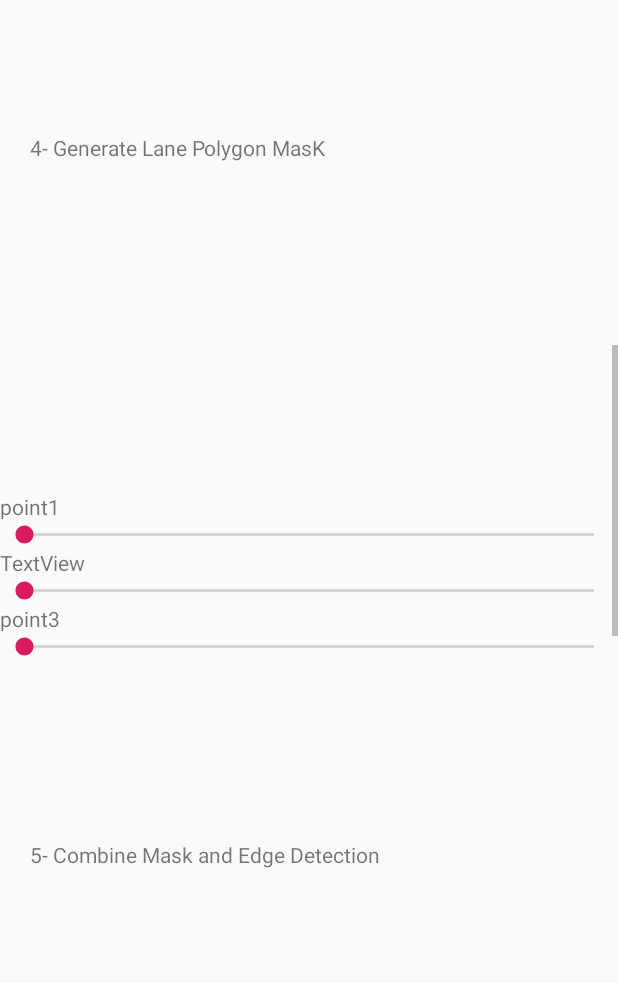
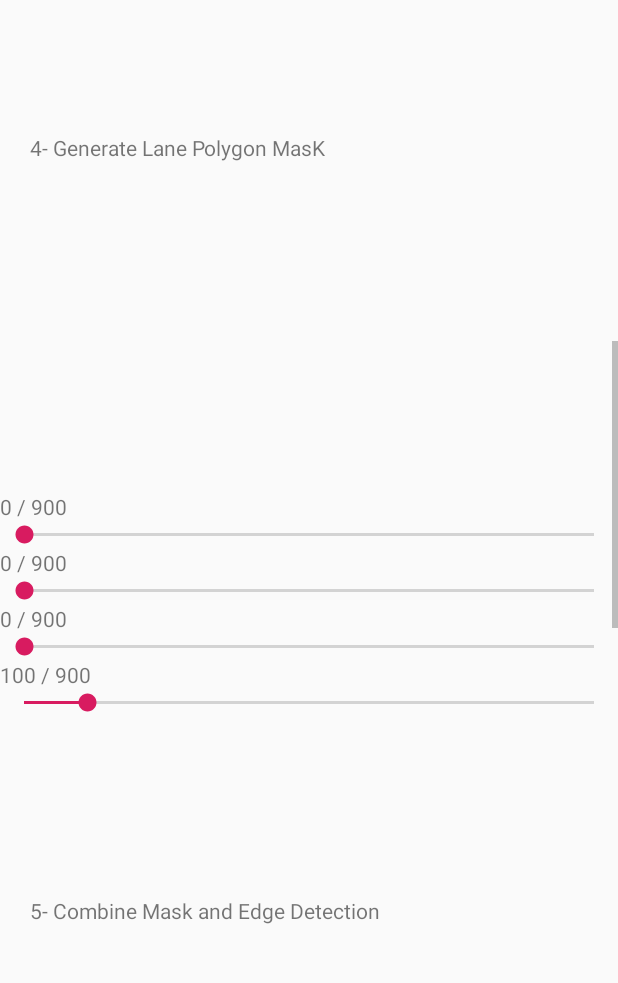
Before and after one commit to okghaith/openCV2GRay, an Android app: the screen it shows after launch (MainActivity), scrolled down 1074 dp, on a phone screen of 412 x 824 dp, the part 145-1128 px from its top. Run offline under Robolectric (Android 15) with nearby library versions, the phone set to English and light mode, and no system bars; 1 statement that could not run was skipped.

Commit message:
ADD: seekBar for poly

```diff
--- a/app/src/main/java/com/example/kwt/camera3/MainActivity.java
+++ b/app/src/main/java/com/example/kwt/camera3/MainActivity.java
@@ -81,9 +81,9 @@ public class MainActivity extends AppCompatActivity implements CvCameraViewListe
 
 
     //Seekbar variables
-    TextView text_canny_threshold1, text_canny_threshold2, text_hough_threshold,text_hough_minLength,text_hough_maxGap,text_poly_point1,text_poly_point2,text_poly_point3;
-    SeekBar seek_canny_threshold1, seek_canny_threshold2, seek_hough_threshold,seek_hough_minLength,seek_hough_maxGap,seek_poly_point1,seek_poly_point2,seek_poly_point3;
-    public int canny_threshold1, canny_threshold2, hough_threshold,hough_minLength,hough_maxGap;
+    TextView text_canny_threshold1, text_canny_threshold2, text_hough_threshold, text_hough_minLength, text_hough_maxGap, textViewPolyX1, textViewPolyX2, textViewPolyX3, textViewPolyX4;
+    SeekBar seek_canny_threshold1, seek_canny_threshold2, seek_hough_threshold, seek_hough_minLength, seek_hough_maxGap, seekBarX1Poly, seekBarX2Poly, seekBarX3Poly, seekBarX4Poly;
+    public int canny_threshold1, canny_threshold2, hough_threshold, hough_minLength, hough_maxGap, PolyX1, PolyX2, PolyX3,PolyX4, camWidth, camHeight;
     private Bitmap bmpBlack;
 
 
@@ -128,6 +128,8 @@ public class MainActivity extends AppCompatActivity implements CvCameraViewListe
         imageView_mask = findViewById(R.id.imageView_Mask);
         imageView_maskCanny = findViewById(R.id.imageView_maskCanny);
 
+        //Import Black Image and Convert to Bmp
+        blackImgInit();
 
         //Canny Seek bars
         cannySeekBars();
@@ -135,18 +137,112 @@ public class MainActivity extends AppCompatActivity implements CvCameraViewListe
         //HoughLineP Seekbars
         houghLinePSeekbars();
 
-        //Import Black Image and Convert to Bmp
-        blackImgInit();
+        //Poly Triangle Seekbars
+        polySeekbars();
+
 
         //Initialize textViews + Register Broadcast Receiver
         accelInit();
 
     }
 
+    private void polySeekbars() {
+        seekBarX1Poly = findViewById(R.id.seekBarX1Poly);
+        seekBarX1Poly.setMax(900);
+        textViewPolyX1 = findViewById(R.id.textViewPolyX1);
+        textViewPolyX1.setText(seekBarX1Poly.getProgress() + " / " + seekBarX1Poly.getMax());
+        seekBarX1Poly.setOnSeekBarChangeListener(new SeekBar.OnSeekBarChangeListener() {
+            @Override
+            public void onProgressChanged(SeekBar seekBar, int progress, boolean fromUser) {
+                PolyX1 = progress;
+                textViewPolyX1.setText(progress + " / " + seekBarX1Poly.getMax());
+            }
+
+            @Override
+            public void onStartTrackingTouch(SeekBar seekBar) {
+
+            }
+
+            @Override
+            public void onStopTrackingTouch(SeekBar seekBar) {
+
+            }
+        });
+
+        seekBarX2Poly = findViewById(R.id.seekBarX2Poly);
+        seekBarX2Poly.setMax(900);
+        textViewPolyX2 = findViewById(R.id.textViewPolyX2);
+        textViewPolyX2.setText(seekBarX2Poly.getProgress() + " / " + seekBarX2Poly.getMax());
+        seekBarX2Poly.setOnSeekBarChangeListener(new SeekBar.OnSeekBarChangeListener() {
+            @Override
+            public void onProgressChanged(SeekBar seekBar, int progress, boolean fromUser) {
+                PolyX2 = progress;
+                textViewPolyX2.setText(progress + " / " + seekBarX2Poly.getMax());
+            }
+
+            @Override
+            public void onStartTrackingTouch(SeekBar seekBar) {
+
+            }
+
+            @Override
+            public void onStopTrackingTouch(SeekBar seekBar) {
+
+            }
+        });
+
+
+        seekBarX3Poly = findViewById(R.id.seekBarX3Poly);
+        seekBarX3Poly.setMax(900);
+        textViewPolyX3 = findViewById(R.id.textViewPolyX3);
+        textViewPolyX3.setText(seekBarX3Poly.getProgress() + " / " + seekBarX3Poly.getMax());
+        seekBarX3Poly.setOnSeekBarChangeListener(new SeekBar.OnSeekBarChangeListener() {
+            @Override
+            public void onProgressChanged(SeekBar seekBar, int progress, boolean fromUser) {
+                PolyX3 = progress;
+                textViewPolyX3.setText(progress + " / " + seekBarX3Poly.getMax());
+            }
+
+            @Override
+            public void onStartTrackingTouch(SeekBar seekBar) {
+
+            }
+
+            @Override
+            public void onStopTrackingTouch(SeekBar seekBar) {
+
+            }
+        });
+
+
+        seekBarX4Poly = findViewById(R.id.seekBarX4Poly);
+        seekBarX4Poly.setMax(900);
+        seekBarX4Poly.setProgress(100);
+        textViewPolyX4 = findViewById(R.id.textViewPolyX4);
+        textViewPolyX4.setText(seekBarX4Poly.getProgress() + " / " + seekBarX4Poly.getMax());
+        seekBarX4Poly.setOnSeekBarChangeListener(new SeekBar.OnSeekBarChangeListener() {
+            @Override
+            public void onProgressChanged(SeekBar seekBar, int progress, boolean fromUser) {
+                PolyX4 = progress;
+                textViewPolyX4.setText(progress + " / " + seekBarX4Poly.getMax());
+            }
+
+            @Override
+            public void onStartTrackingTouch(SeekBar seekBar) {
+
+            }
+
+            @Override
+            public void onStopTrackingTouch(SeekBar seekBar) {
+
+            }
+        });
+    }
+
     private void blackImgInit() {
         //upload black pic
         InputStream stream = null;
-        Uri uri = Uri.parse("android.resource://" + getPackageName() +"/"+ R.drawable.black_640_360);
+        Uri uri = Uri.parse("android.resource://" + getPackageName() + "/" + R.drawable.black_640_360);
         try {
             stream = getContentResolver().openInputStream(uri);
         } catch (FileNotFoundException e) {
@@ -161,9 +257,9 @@ public class MainActivity extends AppCompatActivity implements CvCameraViewListe
     private void accelInit() {
 
         //Accel textviews
-        textXval =(TextView)findViewById(R.id.xValue);
-        textYval =(TextView)findViewById(R.id.yValue);
-        textZval =(TextView)findViewById(R.id.zValue);
+        textXval = (TextView) findViewById(R.id.xValue);
+        textYval = (TextView) findViewById(R.id.yValue);
+        textZval = (TextView) findViewById(R.id.zValue);
         textLongLat = (TextView) findViewById(R.id.LongLat);
 
         //Receives X,Y,Z values from ShakerListener broadcast
@@ -171,9 +267,9 @@ public class MainActivity extends AppCompatActivity implements CvCameraViewListe
             @Override
             public void onReceive(Context context, Intent intent) {
 
-                textXval.setText("textXval: " +  intent.getExtras().getFloat("textXval"));
-                textYval.setText("textYval: " +   intent.getExtras().getFloat("textYval"));
-                textZval.setText("textZval: " +  intent.getExtras().getFloat("textZval"));
+                textXval.setText("textXval: " + intent.getExtras().getFloat("textXval"));
+                textYval.setText("textYval: " + intent.getExtras().getFloat("textYval"));
+                textZval.setText("textZval: " + intent.getExtras().getFloat("textZval"));
 
             }
         };
@@ -182,8 +278,8 @@ public class MainActivity extends AppCompatActivity implements CvCameraViewListe
         registerReceiver(sensorXYZUpdate, new IntentFilter("com.example.kwt.accelerometer.XYZDATA"));
 
 
-        final Button serviceB=(Button)findViewById(R.id.serviceB);
-        accelServiceFlag =1;
+        final Button serviceB = (Button) findViewById(R.id.serviceB);
+        accelServiceFlag = 1;
         serviceB.setOnClickListener(new View.OnClickListener() {
             @Override
             public void onClick(View v) {
@@ -204,17 +300,17 @@ public class MainActivity extends AppCompatActivity implements CvCameraViewListe
     }
 
     private void houghLinePSeekbars() {
-        seek_hough_threshold = (SeekBar)this.findViewById(R.id.seekBar3);
-        seek_hough_minLength = (SeekBar)this.findViewById(R.id.seekBar4);
-        seek_hough_maxGap = (SeekBar)this.findViewById(R.id.seekBar5);
+        seek_hough_threshold = (SeekBar) this.findViewById(R.id.seekBar3);
+        seek_hough_minLength = (SeekBar) this.findViewById(R.id.seekBar4);
+        seek_hough_maxGap = (SeekBar) this.findViewById(R.id.seekBar5);
 
-        text_hough_threshold=(TextView)findViewById(R.id.textView3);
+        text_hough_threshold = (TextView) findViewById(R.id.textView3);
         text_hough_threshold.setText(seek_hough_threshold.getProgress() + " / " + seek_hough_threshold.getMax());
 
-        text_hough_minLength=(TextView)findViewById(R.id.textView4);
+        text_hough_minLength = (TextView) findViewById(R.id.textView4);
         text_hough_minLength.setText(seek_hough_minLength.getProgress() + " / " + seek_hough_minLength.getMax());
 
-        text_hough_maxGap=(TextView)findViewById(R.id.textView5);
+        text_hough_maxGap = (TextView) findViewById(R.id.textView5);
         text_hough_maxGap.setText(seek_hough_maxGap.getProgress() + " / " + seek_hough_maxGap.getMax());
 
         seek_hough_threshold.setOnSeekBarChangeListener(new SeekBar.OnSeekBarChangeListener() {
@@ -273,8 +369,8 @@ public class MainActivity extends AppCompatActivity implements CvCameraViewListe
     }
 
     private void cannySeekBars() {
-        seek_canny_threshold1 =(SeekBar)this.findViewById(R.id.seekBar1);
-        seek_canny_threshold2 =(SeekBar)this.findViewById(R.id.seekBar2);
+        seek_canny_threshold1 = (SeekBar) this.findViewById(R.id.seekBar1);
+        seek_canny_threshold2 = (SeekBar) this.findViewById(R.id.seekBar2);
 
         text_canny_threshold1 = (TextView) findViewById(R.id.textView1);
         text_canny_threshold1.setText(seek_canny_threshold1.getProgress() + " / " + seek_canny_threshold1.getMax());
@@ -303,7 +399,7 @@ public class MainActivity extends AppCompatActivity implements CvCameraViewListe
         seek_canny_threshold2.setOnSeekBarChangeListener(new SeekBar.OnSeekBarChangeListener() {
             @Override
             public void onProgressChanged(SeekBar seekBar, int progress, boolean fromUser) {
-                canny_threshold2 =progress;
+                canny_threshold2 = progress;
                 text_canny_threshold2.setText(progress + " / " + seek_canny_threshold2.getMax());
             }
 
@@ -322,8 +418,7 @@ public class MainActivity extends AppCompatActivity implements CvCameraViewListe
     @Override
     protected void onPause() {
         super.onPause();
-        if(mOpenCvCameraView!=null)
-        {
+        if (mOpenCvCameraView != null) {
             mOpenCvCameraView.disableView();
         }
     }
@@ -331,12 +426,9 @@ public class MainActivity extends AppCompatActivity implements CvCameraViewListe
     @Override
     protected void onResume() {
         super.onResume();
-        if(!OpenCVLoader.initDebug())
-        {
-            Toast.makeText(getApplicationContext(),"openCV did not Loaded successfully",Toast.LENGTH_SHORT).show();
-        }
-        else
-        {
+        if (!OpenCVLoader.initDebug()) {
+            Toast.makeText(getApplicationContext(), "openCV did not Loaded successfully", Toast.LENGTH_SHORT).show();
+        } else {
             mLoaderCallback.onManagerConnected(BaseLoaderCallback.SUCCESS);
         }
     }
@@ -344,29 +436,34 @@ public class MainActivity extends AppCompatActivity implements CvCameraViewListe
     @Override
     protected void onDestroy() {
         super.onDestroy();
-        if(mOpenCvCameraView!=null)
-        {
+        if (mOpenCvCameraView != null) {
             mOpenCvCameraView.disableView();
         }
     }
 
     public void onCameraViewStarted(int width, int height) {
         //H360:,W:640
-        grayBitmap = Bitmap.createBitmap(width,height,Bitmap.Config.RGB_565);
-        cannyBitmap = Bitmap.createBitmap(width,height,Bitmap.Config.RGB_565);
-        houghBitmap =  Bitmap.createBitmap(width,height,Bitmap.Config.RGB_565);
-        maskBitmap =   Bitmap.createBitmap(width,height,Bitmap.Config.RGB_565);
-        masked_cannyBitmap =  Bitmap.createBitmap(width,height,Bitmap.Config.RGB_565);
+        camHeight = height;
+        camWidth = width;
+        grayBitmap = Bitmap.createBitmap(width, height, Bitmap.Config.RGB_565);
+        cannyBitmap = Bitmap.createBitmap(width, height, Bitmap.Config.RGB_565);
+        houghBitmap = Bitmap.createBitmap(width, height, Bitmap.Config.RGB_565);
+        maskBitmap = Bitmap.createBitmap(width, height, Bitmap.Config.RGB_565);
+        masked_cannyBitmap = Bitmap.createBitmap(width, height, Bitmap.Config.RGB_565);
 
-        mRgba = new Mat(width,height,CvType.CV_8UC4);
-        gray = new Mat(width,height,CvType.CV_8SC1);
-        canny = new Mat(width,height,CvType.CV_8SC1);
-        hough = new Mat(width,height,CvType.CV_8SC1);
-        masked_canny =  new Mat(width,height,CvType.CV_8SC1);
-        mask  = new Mat(width,height,CvType.CV_8SC1);
+        mRgba = new Mat(width, height, CvType.CV_8UC4);
+        gray = new Mat(width, height, CvType.CV_8SC1);
+        canny = new Mat(width, height, CvType.CV_8SC1);
+        hough = new Mat(width, height, CvType.CV_8SC1);
+        masked_canny = new Mat(width, height, CvType.CV_8SC1);
+        mask = new Mat(width, height, CvType.CV_8SC1);
+        resetBlackImage();
+
+    }
+
+    private void resetBlackImage() {
         Utils.bitmapToMat(bmpBlack, mask);
-        Imgproc.cvtColor(mask, mask , Imgproc.COLOR_RGB2GRAY); // from 3 channels to 1 channel
-
+        Imgproc.cvtColor(mask, mask, Imgproc.COLOR_RGB2GRAY); // from 3 channels to 1 channel
     }
 
     public void onCameraViewStopped() {
@@ -377,33 +474,34 @@ public class MainActivity extends AppCompatActivity implements CvCameraViewListe
         //Log.i(TAG, "Got New Frame!");
         mRgba = inputFrame.rgba();
 
-        Imgproc.cvtColor(mRgba, gray , Imgproc.COLOR_RGB2GRAY);
+        Imgproc.cvtColor(mRgba, gray, Imgproc.COLOR_RGB2GRAY);
         Imgproc.Canny(gray, canny, canny_threshold1, canny_threshold2);
 
         List<Point> cropMaskArray = new ArrayList<>();
-        cropMaskArray.add(new Point(100, 360));
-        cropMaskArray.add(new Point(320, 180));
-        cropMaskArray.add(new Point(540, 360));
-        org.opencv.core.Point [] pointArray = new org.opencv.core.Point[cropMaskArray.size()];
+        cropMaskArray.add(new Point(PolyX1, camHeight));
+        cropMaskArray.add(new Point(PolyX2, PolyX4));
+        cropMaskArray.add(new Point(PolyX3, camHeight));
+        org.opencv.core.Point[] pointArray = new org.opencv.core.Point[cropMaskArray.size()];
         Point pt;
-        for(int i = 0; i < cropMaskArray.size(); i++){
+        for (int i = 0; i < cropMaskArray.size(); i++) {
             pt = cropMaskArray.get(i);
             pointArray[i] = new org.opencv.core.Point(pt.x, pt.y);
         }
         MatOfPoint points = new MatOfPoint(pointArray);
+        resetBlackImage();
         fillConvexPoly(mask, points, new Scalar(255, 255, 255));
 
 
         Core.bitwise_and(canny, mask, masked_canny);//mask should be just 1 channel
 
-        hough = getHoughPTransform(masked_canny,1, Math.PI / 180, hough_threshold, hough_minLength,hough_maxGap);
+        hough = getHoughPTransform(masked_canny, 1, Math.PI / 180, hough_threshold, hough_minLength, hough_maxGap);
 
         //H:360XW:640
         Utils.matToBitmap(gray, grayBitmap);
-        Utils.matToBitmap(canny,cannyBitmap);
-        Utils.matToBitmap(hough,houghBitmap);
-        Utils.matToBitmap(mask,maskBitmap);
-        Utils.matToBitmap(masked_canny,masked_cannyBitmap);
+        Utils.matToBitmap(canny, cannyBitmap);
+        Utils.matToBitmap(hough, houghBitmap);
+        Utils.matToBitmap(mask, maskBitmap);
+        Utils.matToBitmap(masked_canny, masked_cannyBitmap);
 
 
         runOnUiThread(new Runnable() {
@@ -429,7 +527,7 @@ public class MainActivity extends AppCompatActivity implements CvCameraViewListe
         //Calculate Lines
         Imgproc.HoughLinesP(image, lines, rho, theta, threshold, minLineLength, maxLineGap);
 
-        int[][] leftRightLines =  average_HoughLinesP(image, lines);
+        int[][] leftRightLines = average_HoughLinesP(image, lines);
 
         //Log.i(TAG, "lines.cols()" + lines.cols());
 
@@ -454,7 +552,7 @@ public class MainActivity extends AppCompatActivity implements CvCameraViewListe
 //            Imgproc.line(mRgba, new Point(line[0], line[1]), new Point(line[2], line[3]), new Scalar(0, 0, 255), 4);
 //
 //        }
-            return mRgba;
+        return mRgba;
     }
 
     private int[][] average_HoughLinesP(Mat image, Mat lines) {
@@ -470,25 +568,26 @@ public class MainActivity extends AppCompatActivity implements CvCameraViewListe
         for (int i = 0; i < lines.cols(); i++) {
             double[] twoPoints = lines.get(0, i);
 
-            if( twoPoints == null) continue; //prevent crash when calculating slopeIntercept polynomial regression
+            if (twoPoints == null)
+                continue; //prevent crash when calculating slopeIntercept polynomial regression
 
-            double[] parameters  = polyFit_getSlopeIntercept(twoPoints);
+            double[] parameters = polyFit_getSlopeIntercept(twoPoints);
             double slope = parameters[0];
             double intercept = parameters[1];
 
             if (slope < 0)
-                left_fit.add(new double[] {slope, intercept});
+                left_fit.add(new double[]{slope, intercept});
             else
-                right_fit.add(new double[] {slope, intercept});
+                right_fit.add(new double[]{slope, intercept});
 //            Log.i(TAG, "X^0 = " + intercept + "\n");
 //            Log.i(TAG, "X^1 = " + slope + "\n");
         }
 
-    //check if there is a missing line, then add dummy line
-        if(left_fit.size() == 0 )
-            left_fit.add(new double[] {1, 1});
-        if(right_fit.size() == 0 )
-            right_fit.add(new double[] {-1, 0});
+        //check if there is a missing line, then add dummy line
+        if (left_fit.size() == 0)
+            left_fit.add(new double[]{1, 1});
+        if (right_fit.size() == 0)
+            right_fit.add(new double[]{-1, 0});
 
 
 //        left_fit_average = average_slope_intercept(left_fit);
@@ -496,10 +595,10 @@ public class MainActivity extends AppCompatActivity implements CvCameraViewListe
 
 
         double[] leftAverage = average_slope_intercept(left_fit);
-        Log.i(TAG, "Left Slope AVG= " + leftAverage [0] + ", Y-Intercept AVG = "+ leftAverage [1] + "\n");
+        Log.i(TAG, "Left Slope AVG= " + leftAverage[0] + ", Y-Intercept AVG = " + leftAverage[1] + "\n");
 
         double[] rightAverage = average_slope_intercept(right_fit);
-        Log.i(TAG, "Right Slope AVG= " + rightAverage [0] + ", Y-Intercept AVG = "+ rightAverage [1] + "\n");
+        Log.i(TAG, "Right Slope AVG= " + rightAverage[0] + ", Y-Intercept AVG = " + rightAverage[1] + "\n");
 
 
         int[] leftLineCoordinates = make_coordinates(image, leftAverage);
@@ -511,41 +610,41 @@ public class MainActivity extends AppCompatActivity implements CvCameraViewListe
 
     private int[] make_coordinates(Mat image, double[] average) {
         int y1 = image.height();
-        int y2 =  (int) (y1 * 4/5);
-        int x1 = (int) ((y1 - average[1])/ average[0]);
-        int x2 = (int) ((y2 - average[1])/ average[0]) ;
+        int y2 = (int) (y1 * 4 / 5);
+        int x1 = (int) ((y1 - average[1]) / average[0]);
+        int x2 = (int) ((y2 - average[1]) / average[0]);
 
-        return new int[]{x1,y1,x2,y2};
+        return new int[]{x1, y1, x2, y2};
     }
 
     private double[] average_slope_intercept(ArrayList<double[]> lines) {
 
 
-        double  sumSlopes = 0;
-        double avgSlope = 0 ;
-        double  sumIntercepts = 0;
-        double avgIntercept = 0 ;
+        double sumSlopes = 0;
+        double avgSlope = 0;
+        double sumIntercepts = 0;
+        double avgIntercept = 0;
 
         //calculate slopes and intercept average
-        if(!(lines.size() == 0 )) {
-            for (double[] line: lines) {
+        if (!(lines.size() == 0)) {
+            for (double[] line : lines) {
                 sumSlopes += line[0];
                 sumIntercepts += line[1];
             }
-            avgSlope =  sumSlopes / lines.size();
-            avgIntercept =  sumIntercepts / lines.size();
+            avgSlope = sumSlopes / lines.size();
+            avgIntercept = sumIntercepts / lines.size();
         }
 
-        return new double[] {avgSlope, avgIntercept};
+        return new double[]{avgSlope, avgIntercept};
     }
 
     // From: https://www.bragitoff.com/2017/04/polynomial-fitting-java-codeprogram-works-android-well/
-    private double[] polyFit_getSlopeIntercept(double[] twoPoints){
+    private double[] polyFit_getSlopeIntercept(double[] twoPoints) {
 
         System.out.print("polyfit Run\n");
 
-        double[] x = {twoPoints[0],twoPoints[2]};        //array to store x-axis data points
-        double[] y = {twoPoints[1],twoPoints[3]};         //array to store y-axis data points
+        double[] x = {twoPoints[0], twoPoints[2]};        //array to store x-axis data points
+        double[] y = {twoPoints[1], twoPoints[3]};         //array to store y-axis data points
 
 /*
         http://polynomialregression.drque.net/online.php
@@ -554,7 +653,7 @@ public class MainActivity extends AppCompatActivity implements CvCameraViewListe
 */
 
         int n = 1;                       //degree of polynomial to fit the data
-        int N = 2 ;                       //no. of data points
+        int N = 2;                       //no. of data points
 
         double X[] = new double[2 * n + 1];
         for (int i = 0; i < 2 * n + 1; i++) {
@@ -610,7 +709,7 @@ public class MainActivity extends AppCompatActivity implements CvCameraViewListe
 
     /**
      * A native method that is implemented by the 'native-lib' native library,
-
+     * <p>
      * which is packaged with this application.
      */
     public native String stringFromJNI();
--- a/app/src/main/res/layout/activity_main.xml
+++ b/app/src/main/res/layout/activity_main.xml
@@ -101,35 +101,46 @@
             android:rotation="90"/>
 
         <TextView
-            android:id="@+id/textView"
+            android:id="@+id/textViewPolyX1"
             android:layout_width="match_parent"
             android:layout_height="wrap_content"
             android:text="point1" />
 
         <SeekBar
-            android:id="@+id/seekBar"
+            android:id="@+id/seekBarX1Poly"
             android:layout_width="match_parent"
             android:layout_height="wrap_content" />
 
         <TextView
-            android:id="@+id/point2"
+            android:id="@+id/textViewPolyX2"
             android:layout_width="match_parent"
             android:layout_height="wrap_content"
             android:text="TextView" />
 
         <SeekBar
-            android:id="@+id/seekBar6"
+            android:id="@+id/seekBarX2Poly"
             android:layout_width="match_parent"
             android:layout_height="wrap_content" />
 
         <TextView
-            android:id="@+id/textView13"
+            android:id="@+id/textViewPolyX3"
             android:layout_width="match_parent"
             android:layout_height="wrap_content"
             android:text="point3" />
 
         <SeekBar
-            android:id="@+id/seekBar7"
+            android:id="@+id/seekBarX3Poly"
+            android:layout_width="match_parent"
+            android:layout_height="wrap_content" />
+
+        <TextView
+            android:id="@+id/textViewPolyX4"
+            android:layout_width="match_parent"
+            android:layout_height="wrap_content"
+            android:text="point4" />
+
+        <SeekBar
+            android:id="@+id/seekBarX4Poly"
             android:layout_width="match_parent"
             android:layout_height="wrap_content" />
 
@@ -254,7 +265,7 @@
             android:text="Button"
             app:layout_constraintBottom_toBottomOf="parent"
             app:layout_constraintStart_toStartOf="parent"
-              />
+            />
 
 
     </LinearLayout>
```
Also changed, not shown: app/src/main/res/drawable/black_image.png (deleted).
